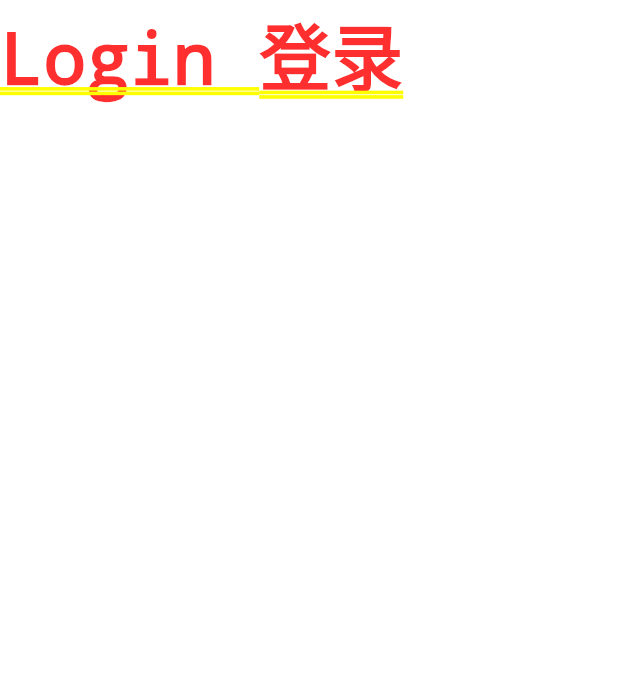
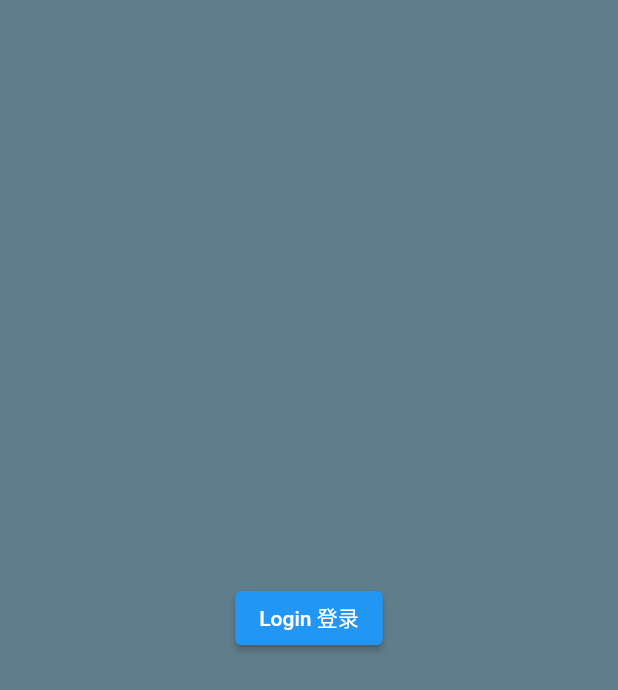
Before and after one commit to ducafecat/flutter_application_gis, a Flutter app: the screen it shows after launch, on a phone screen of 412 x 824 dp. Shown: the top 690 px of the screen. Run offline on Flutter 3.47's test engine with Material 2 defaults, Android fonts, the phone set to English and light mode, and no system bars; our stand-ins replace get.

Commit message:
Add -> 登录界面

```diff
--- a/lib/common/router/app_pages.dart
+++ b/lib/common/router/app_pages.dart
@@ -15,6 +15,7 @@ class AppPages {
     // 白名单
     GetPage(
       name: AppRoutes.Login,
+      transition: Transition.fadeIn,
       page: () => LoginView(),
     ),
 
--- a/lib/pages/login/index.dart
+++ b/lib/pages/login/index.dart
@@ -1,10 +1,27 @@
 import 'package:flutter/material.dart';
+import 'package:flutter_application_gis/common/router/app_pages.dart';
+import 'package:get/get.dart';
 
 class LoginView extends StatelessWidget {
   const LoginView({Key key}) : super(key: key);
 
   @override
   Widget build(BuildContext context) {
-    return Text("Login 登录");
+    return Scaffold(
+      body: Container(
+        alignment: Alignment.center,
+        color: Colors.blueGrey,
+        child: Column(
+          mainAxisAlignment: MainAxisAlignment.center,
+          children: [
+            ElevatedButton(
+                onPressed: () {
+                  Get.toNamed(AppRoutes.Home);
+                },
+                child: Text("Login 登录")),
+          ],
+        ),
+      ),
+    );
   }
 }
```
Also changed, not shown: lib/common/component/nav/index.dart (+14 -4 lines).
